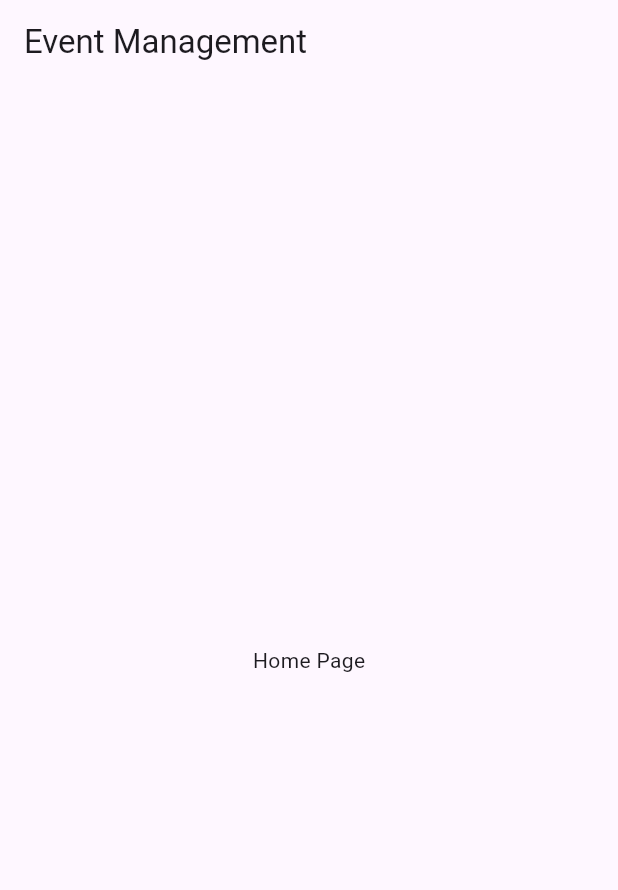
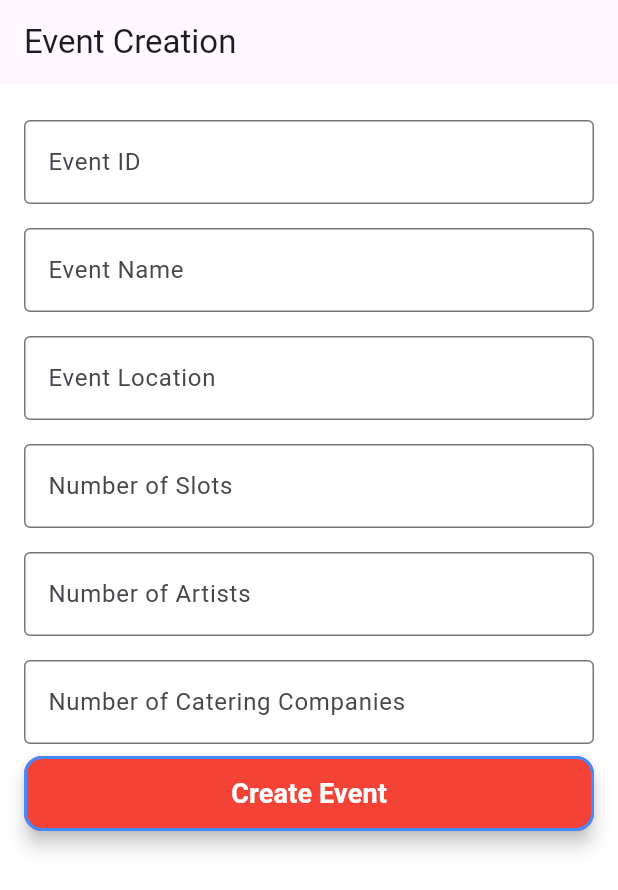
Before and after one commit to youssef1316/integrativeproj, a Flutter app: the screen it shows after launch, on a phone screen of 412 x 824 dp. Shown: the top 890 px of the screen. Run offline on Flutter 3.47's test engine with Material 3 defaults, Android fonts, the phone set to English and light mode, and no system bars; our stand-ins replace cloud_firestore, firebase_core; accounts and stored records are empty.

Commit message:
event creation with firebase
connected firebase and allows the admin to create events and be uploaded to fire base

```diff
--- /dev/null
+++ b/flutter/firestore.indexes.json
@@ -0,0 +1,4 @@
+{
+  "indexes": [],
+  "fieldOverrides": []
+}
--- a/flutter/lib/pages/homePage.dart
+++ b/flutter/lib/pages/homePage.dart
@@ -2,8 +2,7 @@ import 'package:flutter/material.dart';
 import 'package:eventmangment/modules/events.dart';
 import 'package:eventmangment/modules/Artists.dart';
 import 'package:eventmangment/modules/catering.dart';
-import 'package:eventmangment/modules/feedback.dart';
-import 'package:eventmangment/modules/financial.dart';
+import 'package:cloud_firestore/cloud_firestore.dart';
 
 class HomePage extends StatefulWidget {
   @override
@@ -63,7 +62,7 @@ class _CreateEvent extends State<HomePage> {
       return;
     }
     cateringController.clear();
-    for (int i = 0; i < numCat; i++){
+    for (int i = 0; i < numCat; i++) {
       cateringController.add(TextEditingController());
     }
     setState(() {
@@ -108,7 +107,7 @@ class _CreateEvent extends State<HomePage> {
     // Collect all catering data
     List<Catering> cateringList = [];
     int totalCat = cateringController.length;
-    for (int j = 0; j < totalCat; j++){
+    for (int j = 0; j < totalCat; j++) {
       String compName = cateringController[j].text.trim();
       if (compName.isEmpty) {
         ScaffoldMessenger.of(context).showSnackBar(
@@ -128,21 +127,109 @@ class _CreateEvent extends State<HomePage> {
       artists: artists,
       catering: cateringList,
     );
-
-    print('Event created: ${newEvent.name} with ${artists.length} artists and ${cateringList.length} catering companies.');
+    FirebaseFirestore.instance.collection('events').doc(eventId).set({
+      'eventId': newEvent.eventId,
+      'name': newEvent.name,
+      'loc': newEvent.loc,
+      'slotnum': newEvent.slotnum,
+      'artists': newEvent.artists.map((a) => {
+        'artistID': a.artistID,
+        'name': a.name,
+        'slot': a.slot,
+      }).toList(),
+      'catering': newEvent.catering.map((c) => {
+        'CompName': c.CompName,
+      }).toList(),
+    }).then((_) {
+      ScaffoldMessenger.of(context).showSnackBar(
+        SnackBar(content: Text('Event successfully added to Firestore!')),
+      );
+    }).catchError((error) {
+      ScaffoldMessenger.of(context).showSnackBar(
+        SnackBar(content: Text('Failed to add event: $error')),
+      );
+    });
   }
 
   @override
   Widget build(BuildContext context) {
     return Scaffold(
-      appBar: AppBar(title: Text("Event Management")),
-      body: Center(child: Text("Home Page")),
+      appBar: AppBar(title: Text("Event Creation")),
+      backgroundColor: Colors.white,
+      body: Padding(
+        padding: const EdgeInsets.all(16.0),
+        child: ListView(
+          children: [
+            _textField("Event ID", eventIdController),
+            _textField("Event Name", nameController),
+            _textField("Event Location", locController),
+            _textField("Number of Slots", slotnumController),
+            _textField("Number of Artists", numofartistController, onChanged: artfields),
+            if (generatedArt) ...[
+              ...List.generate(
+                artistIdControllers.length,
+                    (index) => Column(
+                  children: [
+                    _textField("Artist ${index + 1} ID", artistIdControllers[index]),
+                    _textField("Artist ${index + 1} Name", artistNameControllers[index]),
+                    _textField("Artist ${index + 1} Slot", artistSlotControllers[index]),
+                  ],
+                ),
+              ),
+            ],
+            _textField("Number of Catering Companies", numofcateringController, onChanged: catFields),
+            if (generatedCat) ...[
+              ...List.generate(
+                cateringController.length,
+                    (index) => _textField("Catering Company ${index + 1} Name", cateringController[index]),
+              ),
+            ],
+            ElevatedButton(
+              onPressed: createEvent,
+              child: Text(
+                'Create Event',
+                style: TextStyle(
+                  fontSize: 18,              // Font size of the button text
+                  fontWeight: FontWeight.bold, // Font weight for bold text
+                  color: Colors.white,        // Text color
+                ),
+              ),
+              style: ElevatedButton.styleFrom(
+               backgroundColor: Colors.red,  // Text color when the button is pressed
+                shape: RoundedRectangleBorder(
+                  borderRadius: BorderRadius.circular(12),  // Rounded corners
+                ),
+                padding: EdgeInsets.symmetric(vertical: 12, horizontal: 24), // Padding
+                elevation: 5, // Shadow depth of the button
+                side: BorderSide(
+                  color: Colors.blueAccent, // Border color
+                  width: 2,                 // Border width
+                ),
+              ),
+            )
+          ],
+        ),
+      ),
+    );
+  }
+
+  Widget _textField(String label, TextEditingController controller, {Function()? onChanged}) {
+    return Padding(
+      padding: const EdgeInsets.symmetric(vertical: 8.0),
+      child: TextField(
+        controller: controller,
+        decoration: InputDecoration(
+          labelText: label,
+          border: OutlineInputBorder(),
+        ),
+        keyboardType: label.contains("Number") ? TextInputType.number : TextInputType.text,
+        onChanged: (_) => onChanged?.call(),
+      ),
     );
   }
 
   @override
   void dispose() {
-    // Dispose all controllers (both static and dynamic)
     eventIdController.dispose();
     nameController.dispose();
     locController.dispose();
--- a/flutter/pubspec.yaml
+++ b/flutter/pubspec.yaml
@@ -30,11 +30,12 @@ environment:
 dependencies:
   flutter:
     sdk: flutter
-
   # The following adds the Cupertino Icons font to your application.
   # Use with the CupertinoIcons class for iOS style icons.
   cupertino_icons: ^1.0.8
-
+  firebase_core: ^3.12.1
+  firebase_auth: ^5.5.1
+  cloud_firestore: ^5.6.5
 dev_dependencies:
   flutter_test:
     sdk: flutter
```
Also changed, not shown: flutter/lib/main.dart (+16 -1 lines), flutter/firebase.json (added), flutter/pubspec.lock, 10 other files.
